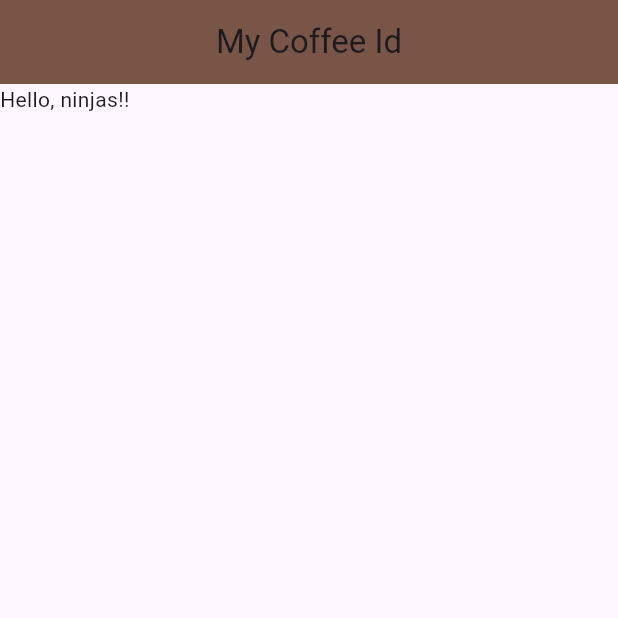
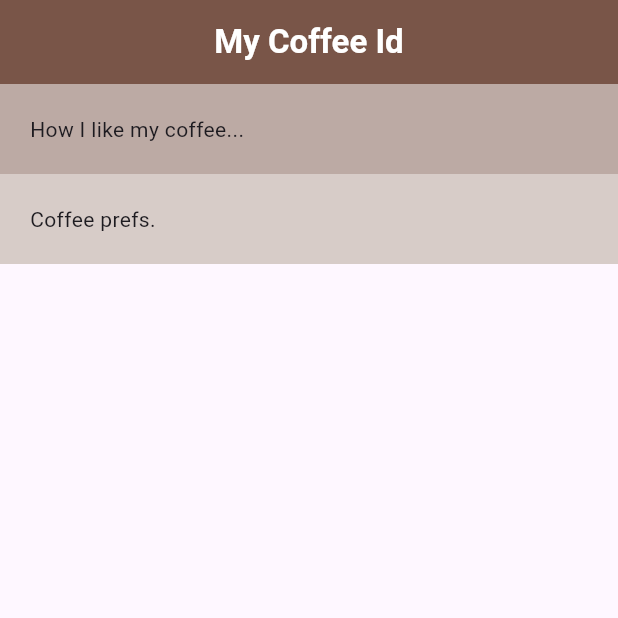
Before and after one commit to lordsayur/coffee-card, a Flutter app: the screen it shows after launch, on a phone screen of 412 x 824 dp, the top half of it. Run offline on Flutter 3.47's test engine with Material 3 defaults, Android fonts, the phone set to English and light mode, and no system bars.

Commit message:
✨ #11 - Columns

```diff
--- a/lib/home.dart
+++ b/lib/home.dart
@@ -9,11 +9,28 @@ class Home extends StatelessWidget {
       textDirection: TextDirection.ltr, // or rtl based on your app's layout
       child: Scaffold(
         appBar: AppBar(
-          title: const Text("My Coffee Id"),
+          title: const Text(
+            "My Coffee Id",
+            style: TextStyle(color: Colors.white, fontWeight: FontWeight.bold),
+          ),
           backgroundColor: Colors.brown,
           centerTitle: true,
         ),
-        body: const Text("Hello, ninjas!!"),
+        body: Column(
+          crossAxisAlignment: CrossAxisAlignment.stretch,
+          children: [
+            Container(
+              color: Colors.brown[200],
+              padding: const EdgeInsets.all(20),
+              child: const Text("How I like my coffee..."),
+            ),
+            Container(
+              color: Colors.brown[100],
+              padding: const EdgeInsets.all(20),
+              child: const Text("Coffee prefs."),
+            ),
+          ],
+        ),
       ),
     );
   }
--- a/lib/main.dart
+++ b/lib/main.dart
@@ -1,6 +1,6 @@
 import 'package:flutter/material.dart';
 import 'package:myapp/home.dart';
-
+import 'package:myapp/sandbox.dart';
 
 void main() {
   runApp(const MaterialApp(home: Home()));
```
Also changed, not shown: lib/sandbox.dart (added, +36 -0 lines).
